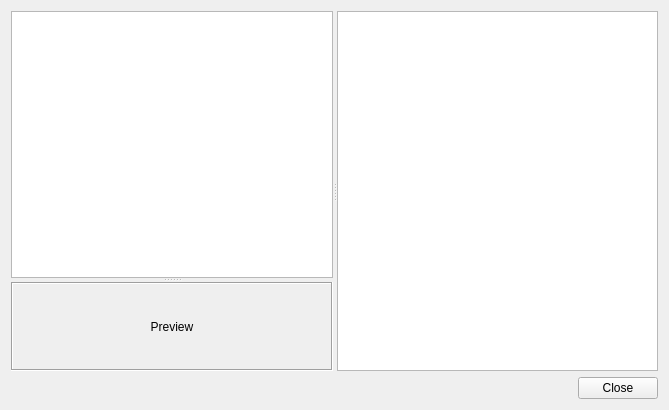
The window that src/tiled/tileanimationeditor.ui (mapeditor/tiled) describes before a commit, drawn with Qt 5.
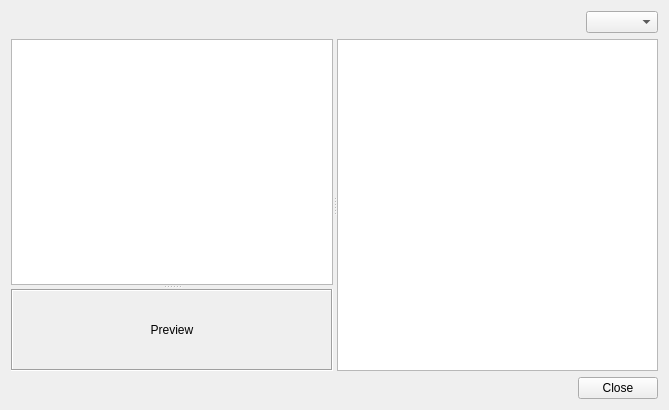
The same window after the commit. Custom widgets are drawn as their Qt base class.

Commit message:
Added zoom combo box to Tile Animation Editor
Right now it only affects the tileset view though. Adding zoom support
to the list of frames and the preview will be a little more work.

Closes #738

What changed in the file:
```diff
--- a/src/tiled/tileanimationeditor.ui
+++ b/src/tiled/tileanimationeditor.ui
@@ -14,6 +14,26 @@
    <string>Tile Animation Editor</string>
   </property>
   <layout class="QVBoxLayout" name="verticalLayout">
+   <item>
+    <layout class="QHBoxLayout" name="horizontalLayout">
+     <item>
+      <spacer name="horizontalSpacer">
+       <property name="orientation">
+        <enum>Qt::Horizontal</enum>
+       </property>
+       <property name="sizeHint" stdset="0">
+        <size>
+         <width>40</width>
+         <height>20</height>
+        </size>
+       </property>
+      </spacer>
+     </item>
+     <item>
+      <widget class="QComboBox" name="zoomComboBox"/>
+     </item>
+    </layout>
+   </item>
    <item>
     <widget class="QSplitter" name="horizontalSplitter">
      <property name="orientation">
```
The commit also changes 1 other file.
